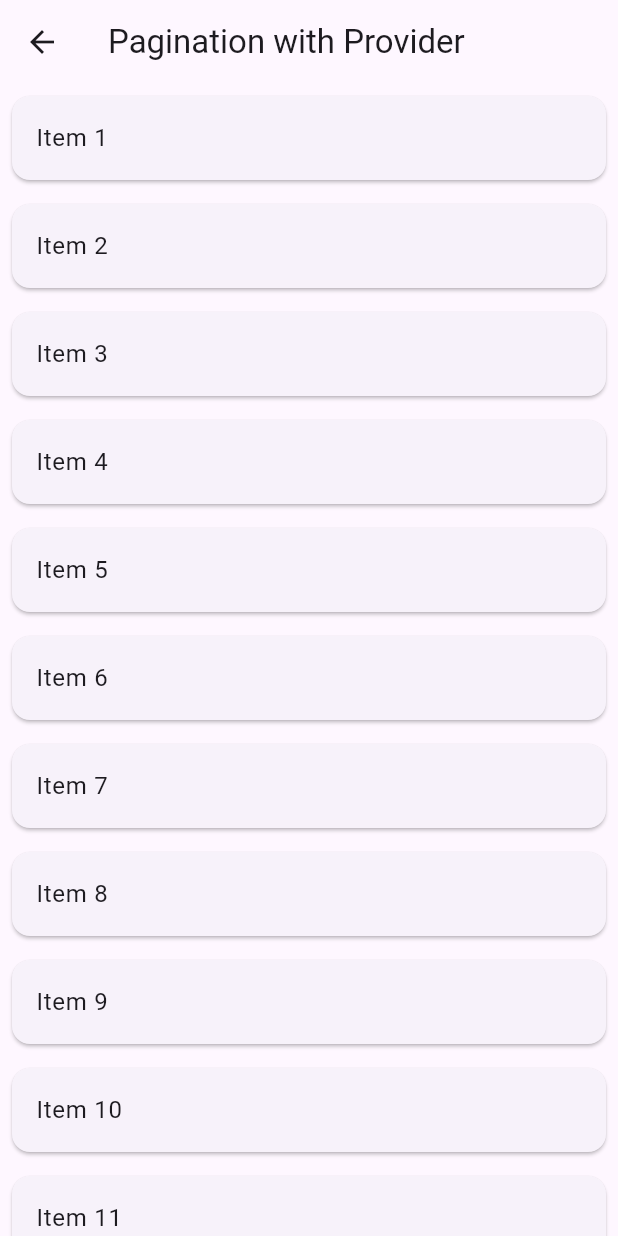
After one commit to Imran200216/gpayclone, a Flutter app: the PaginatedListScreen screen opened directly, on a phone screen of 412 x 824 dp. The commit adds this screen. Run offline on Flutter 3.47's test engine with Material 3 defaults, Android fonts, the phone set to English and light mode, and no system bars; our stand-ins replace flutter_screenutil, flutter_svg, google_fonts; network calls fail.

Commit message:
added pagination.

```diff
--- /dev/null
+++ b/lib/features/pagination.dart
@@ -0,0 +1,51 @@
+import 'package:flutter/material.dart';
+import 'package:provider/provider.dart';
+
+import 'pagination_provider.dart';
+
+class PaginatedListScreen extends StatelessWidget {
+  const PaginatedListScreen({super.key});
+
+  @override
+  Widget build(BuildContext context) {
+    return ChangeNotifierProvider(
+      create: (_) => PaginationProvider(),
+      child: Scaffold(
+        appBar: AppBar(title: Text("Pagination with Provider")),
+        body: Consumer<PaginationProvider>(
+          builder: (context, provider, child) {
+            return Column(
+              children: [
+                Expanded(
+                  child: ListView.builder(
+                    controller: provider.scrollController,
+                    itemCount:
+                        provider.displayedData.length +
+                        (provider.isLoading ? 1 : 0),
+                    itemBuilder: (context, index) {
+                      if (index < provider.displayedData.length) {
+                        return Card(
+                          margin: EdgeInsets.all(8.0),
+                          child: ListTile(
+                            title: Text(provider.displayedData[index]),
+                          ),
+                        );
+                      } else {
+                        return Center(
+                          child: Padding(
+                            padding: const EdgeInsets.all(10.0),
+                            child: CircularProgressIndicator(),
+                          ),
+                        );
+                      }
+                    },
+                  ),
+                ),
+              ],
+            );
+          },
+        ),
+      ),
+    );
+  }
+}
--- /dev/null
+++ b/lib/features/pagination_provider.dart
@@ -0,0 +1,49 @@
+import 'package:flutter/material.dart';
+
+class PaginationProvider extends ChangeNotifier {
+  final List<String> allData = List.generate(
+    50,
+    (index) => "Item ${index + 1}",
+  );
+  List<String> displayedData = [];
+  ScrollController scrollController = ScrollController();
+  int itemsPerPage = 20;
+  bool isLoading = false;
+
+  PaginationProvider() {
+    _init();
+  }
+
+  void _init() {
+    loadMoreData();
+
+    /// Add scroll listener
+    scrollController.addListener(() {
+      if (scrollController.position.pixels ==
+          scrollController.position.maxScrollExtent) {
+        loadMoreData();
+      }
+    });
+  }
+
+  void loadMoreData() async {
+    if (isLoading || displayedData.length >= allData.length) return;
+
+    isLoading = true;
+    notifyListeners();
+
+    await Future.delayed(Duration(seconds: 1)); // Simulate network delay
+
+    int nextItemCount = displayedData.length + itemsPerPage;
+    displayedData = allData.sublist(0, nextItemCount.clamp(0, allData.length));
+
+    isLoading = false;
+    notifyListeners();
+  }
+
+  @override
+  void dispose() {
+    scrollController.dispose();
+    super.dispose();
+  }
+}
--- a/lib/main.dart
+++ b/lib/main.dart
@@ -2,6 +2,7 @@ import 'package:animated_icon/features/home/view/home_screen.dart';
 import 'package:animated_icon/features/home/view_modals/business_grid_provider.dart';
 import 'package:animated_icon/features/home/view_modals/grid_provider.dart';
 import 'package:animated_icon/features/home/view_modals/recharge_grid_provider.dart';
+import 'package:animated_icon/features/pagination_provider.dart';
 import 'package:flutter/material.dart';
 import 'package:flutter_screenutil/flutter_screenutil.dart';
 import 'package:google_fonts/google_fonts.dart';
@@ -26,6 +27,9 @@ class MyApp extends StatelessWidget {
 
         /// Recharge grid provider
         ChangeNotifierProvider(create: (context) => RechargeGridProvider()),
+
+        /// pagination provider
+        ChangeNotifierProvider(create: (context) => PaginationProvider()),
       ],
       builder: (context, child) {
         return ScreenUtilInit(
```
